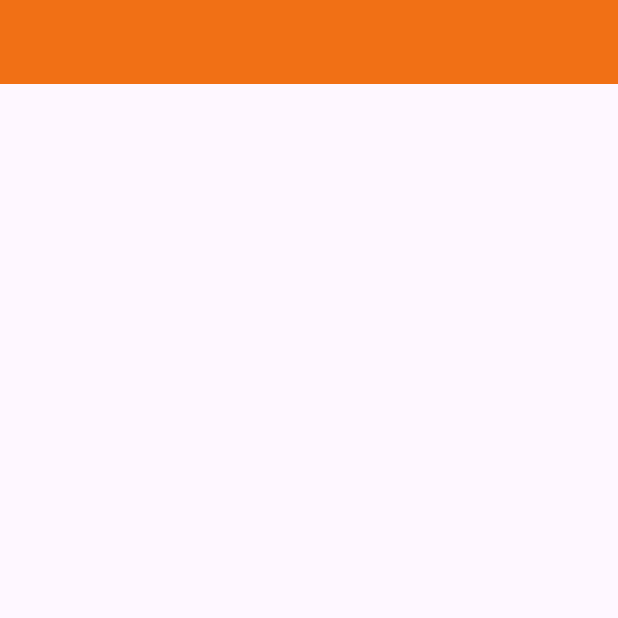
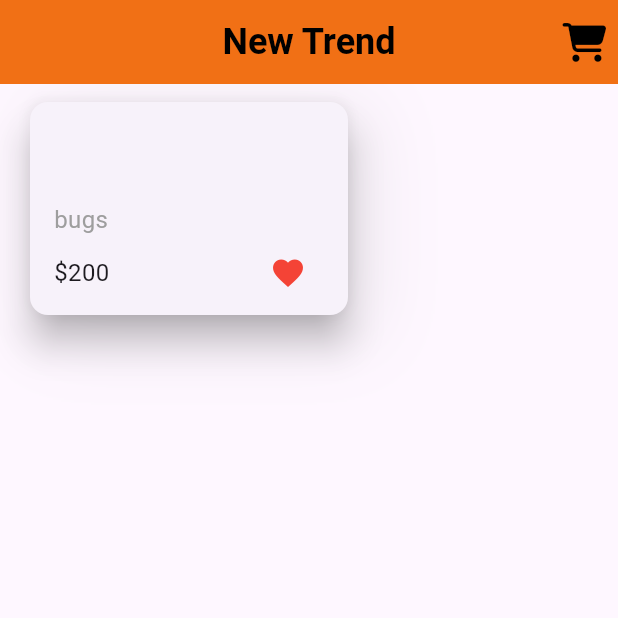
Before and after one commit to abd-alghani-soud/Products_app, a Flutter app: the ProductsPage screen opened directly, on a phone screen of 412 x 824 dp, the top half of it. Run offline on Flutter 3.47's test engine with Material 3 defaults, Android fonts, the phone set to English and light mode, and no system bars; our stand-ins replace firebase_auth, firebase_core, flutter_bloc, font_awesome_flutter, modal_progress_hud_nsn; accounts and stored records are empty.

Commit message:
create card in products page

```diff
--- a/lib/views/products_page.dart
+++ b/lib/views/products_page.dart
@@ -1,4 +1,5 @@
 import 'package:flutter/material.dart';
+import 'package:font_awesome_flutter/font_awesome_flutter.dart';
 import 'package:freezed_code/constant.dart';
 
 class ProductsPage extends StatelessWidget {
@@ -8,7 +9,83 @@ class ProductsPage extends StatelessWidget {
   Widget build(BuildContext context) {
     return Scaffold(
       appBar: AppBar(
+        actions: <Widget>[
+          IconButton(
+            onPressed: () {},
+            icon: const Icon(
+              FontAwesomeIcons.cartShopping,
+              color: kColorBl,
+              size: 26,
+            ),
+          ),
+        ],
         backgroundColor: kColorOr,
+        centerTitle: true,
+        title: const Text(
+          "New Trend",
+          style: TextStyle(
+            fontWeight: FontWeight.bold,
+            fontSize: 24,
+            color: kColorBl,
+          ),
+        ),
+        elevation: 0,
+      ),
+      // ignore: sized_box_for_whitespace
+      body: Container(
+        margin: const EdgeInsets.symmetric(horizontal: 16, vertical: 8),
+        decoration: BoxDecoration(
+          boxShadow: [
+            BoxShadow(
+              spreadRadius: 0,
+              blurRadius: 40,
+              offset: const Offset(10, 10),
+              color: Colors.grey.withOpacity(.2),
+            ),
+          ],
+        ),
+        height: 150,
+        width: 220,
+        child: Card(
+          elevation: 10,
+          child: Padding(
+            padding: const EdgeInsets.symmetric(
+              horizontal: 16.0,
+              vertical: 4,
+            ),
+            child: Column(
+              mainAxisAlignment: MainAxisAlignment.end,
+              crossAxisAlignment: CrossAxisAlignment.start,
+              children: [
+                const Text(
+                  "bugs",
+                  style: TextStyle(
+                    fontSize: 16,
+                    color: Colors.grey,
+                  ),
+                ),
+                Row(
+                  mainAxisAlignment: MainAxisAlignment.spaceBetween,
+                  children: [
+                    const Text(
+                      r"$200",
+                      style: TextStyle(
+                        fontSize: 16,
+                      ),
+                    ),
+                    IconButton(
+                      onPressed: () {},
+                      icon: const Icon(
+                        Icons.favorite,
+                        color: Colors.red,
+                      ),
+                    )
+                  ],
+                ),
+              ],
+            ),
+          ),
+        ),
       ),
     );
   }
```
